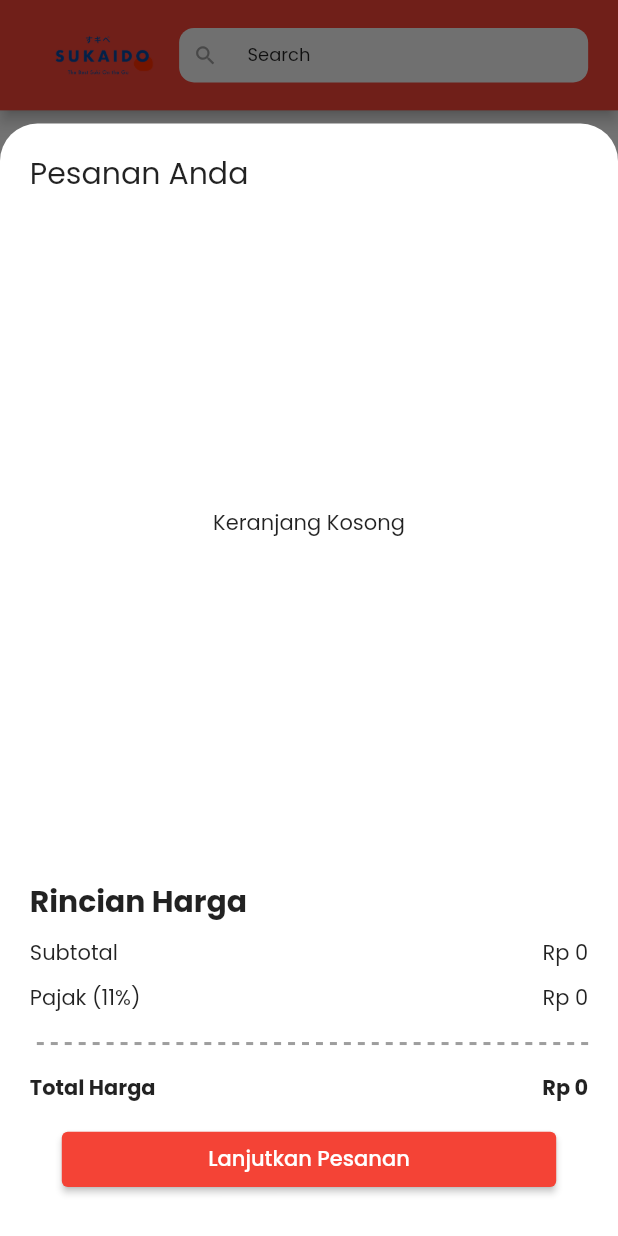
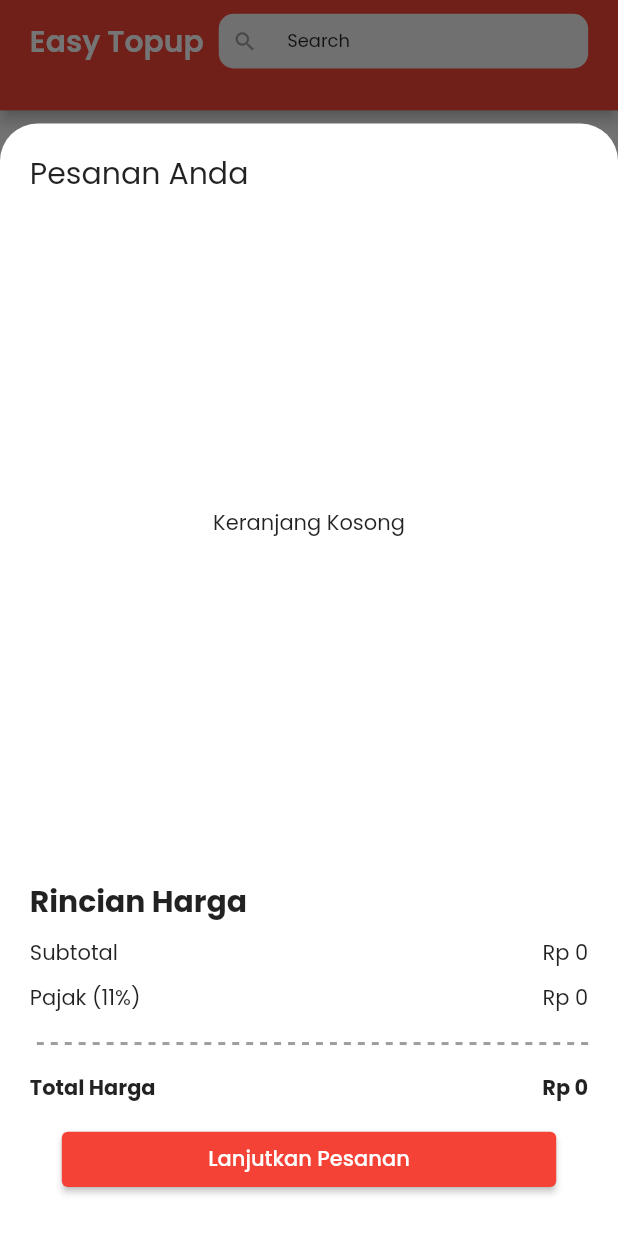
Before and after one commit to zeekands/restaurant_app, a Flutter app: the screen it shows after launch, after a tap on the "shopping bag" icon, on a phone screen of 412 x 824 dp. Run offline on Flutter 3.47's test engine with Material 2 defaults, Android fonts, the phone set to English and light mode, and no system bars; our stand-ins replace cached_network_image, cloud_firestore, firebase_core, flutter_native_splash, flutter_screenutil, get; accounts and stored records are empty; network calls fail.

```diff
--- a/lib/app/modules/home/views/home_view.dart
+++ b/lib/app/modules/home/views/home_view.dart
@@ -100,7 +100,7 @@ class HomeView extends GetView<HomeController> {
                             height: 0.53.sh,
                             width: 1.sw,
                             alignment: Alignment.center,
-                            child: Text('Keranjang Kosong'),
+                            child: const Text('Keranjang Kosong'),
                           ),
                   ),
                   SizedBox(
@@ -115,7 +115,7 @@ class HomeView extends GetView<HomeController> {
                         Row(
                           mainAxisAlignment: MainAxisAlignment.spaceBetween,
                           children: [
-                            Text('Subtotal'),
+                            const Text('Subtotal'),
                             Text(
                                 "Rp ${controller.getCurrency(controller.carts.totalAmount)}"),
                           ],
@@ -124,7 +124,7 @@ class HomeView extends GetView<HomeController> {
                         Row(
                           mainAxisAlignment: MainAxisAlignment.spaceBetween,
                           children: [
-                            Text('Pajak (11%)'),
+                            const Text('Pajak (11%)'),
                             Text(
                                 "Rp ${controller.getCurrency(controller.carts.totalAmount * 0.11)}"),
                           ],
@@ -178,7 +178,7 @@ class HomeView extends GetView<HomeController> {
                                                   CrossAxisAlignment.start,
                                               children: [
                                                 Image.asset(
-                                                  'assets/images/appIcon.png',
+                                                  'assets/images/logo_app.png',
                                                   height: 100.h,
                                                   width: 100.w,
                                                 ),
@@ -215,6 +215,26 @@ class HomeView extends GetView<HomeController> {
                                                       TextInputType.phone,
                                                   decoration: InputDecoration(
                                                     labelText: 'No Handphone',
+                                                    labelStyle: TextStyle(
+                                                        fontSize: 14.sp,
+                                                        fontWeight:
+                                                            FontWeight.w500),
+                                                    border: OutlineInputBorder(
+                                                      borderRadius:
+                                                          BorderRadius.circular(
+                                                              10),
+                                                    ),
+                                                  ),
+                                                ),
+                                                20.verticalSpace,
+                                                TextField(
+                                                  controller:
+                                                      controller.hpController,
+                                                  keyboardType:
+                                                      TextInputType.phone,
+                                                  decoration: InputDecoration(
+                                                    labelText:
+                                                        'Masukan Nomor Kartu Debit',
                                                     labelStyle: TextStyle(
                                                         fontSize: 14.sp,
                                                         fontWeight:
@@ -315,7 +335,7 @@ class HomeView extends GetView<HomeController> {
                                                                         .center,
                                                                 children: [
                                                                   Image.asset(
-                                                                    'assets/images/appIcon.png',
+                                                                    'assets/images/logo_app.png',
                                                                     height:
                                                                         200.h,
                                                                     width:
@@ -416,7 +436,7 @@ class HomeView extends GetView<HomeController> {
                                         snackPosition: SnackPosition.BOTTOM,
                                         backgroundColor: Colors.red,
                                         colorText: Colors.white,
-                                        margin: EdgeInsets.all(10),
+                                        margin: const EdgeInsets.all(10),
                                       );
                               },
                               child: const Text('Lanjutkan Pesanan'),
@@ -442,12 +462,13 @@ class HomeView extends GetView<HomeController> {
               mainAxisAlignment: MainAxisAlignment.spaceBetween,
               //search bar
               children: [
-                Image.asset(
-                  "assets/images/appIcon.png",
-                  width: 100.w,
-                  height: 100.h,
-                  fit: BoxFit.cover,
-                ),
+                Text(
+                  "Easy Topup",
+                  style: TextStyle(
+                      fontSize: 20.sp,
+                      fontWeight: FontWeight.w600,
+                      color: Colors.white),
+                ).paddingOnly(right: 10.w),
                 Flexible(
                   child: GestureDetector(
                     onTap: () {
@@ -457,7 +478,7 @@ class HomeView extends GetView<HomeController> {
                         snackPosition: SnackPosition.BOTTOM,
                         backgroundColor: Colors.red,
                         colorText: Colors.white,
-                        margin: EdgeInsets.all(10),
+                        margin: const EdgeInsets.all(10),
                       );
                     },
                     child: Container(
```
Also changed, not shown: pubspec.yaml (+5 -5 lines), assets/images/logo_app.png (added), 48 other files.
